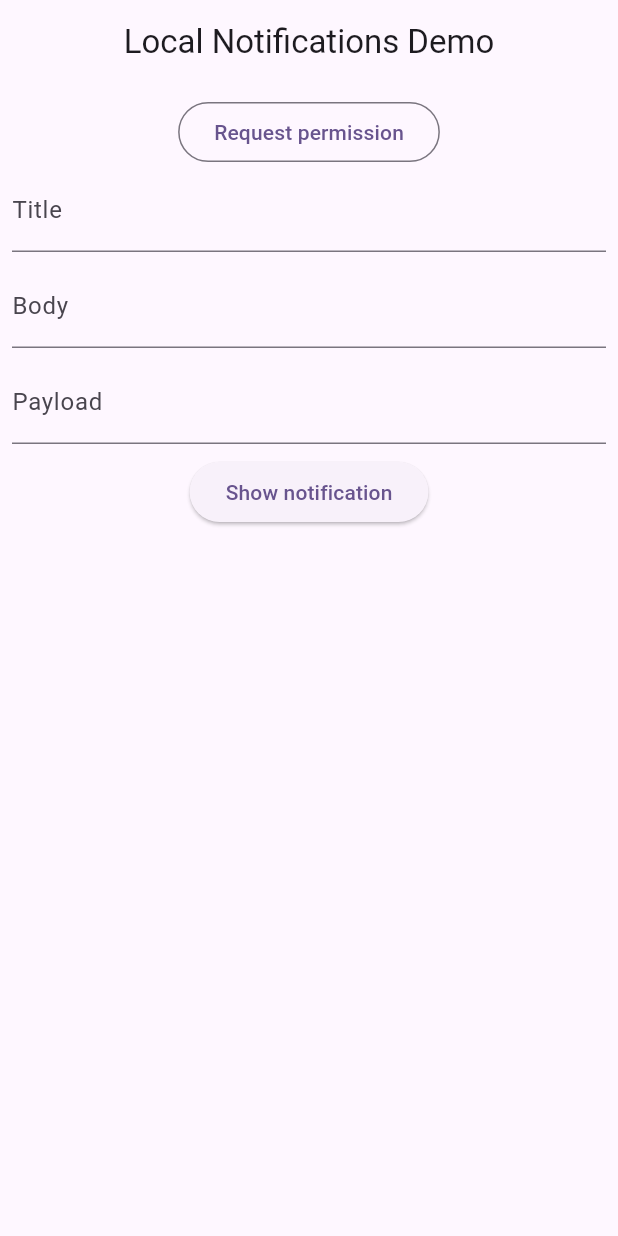
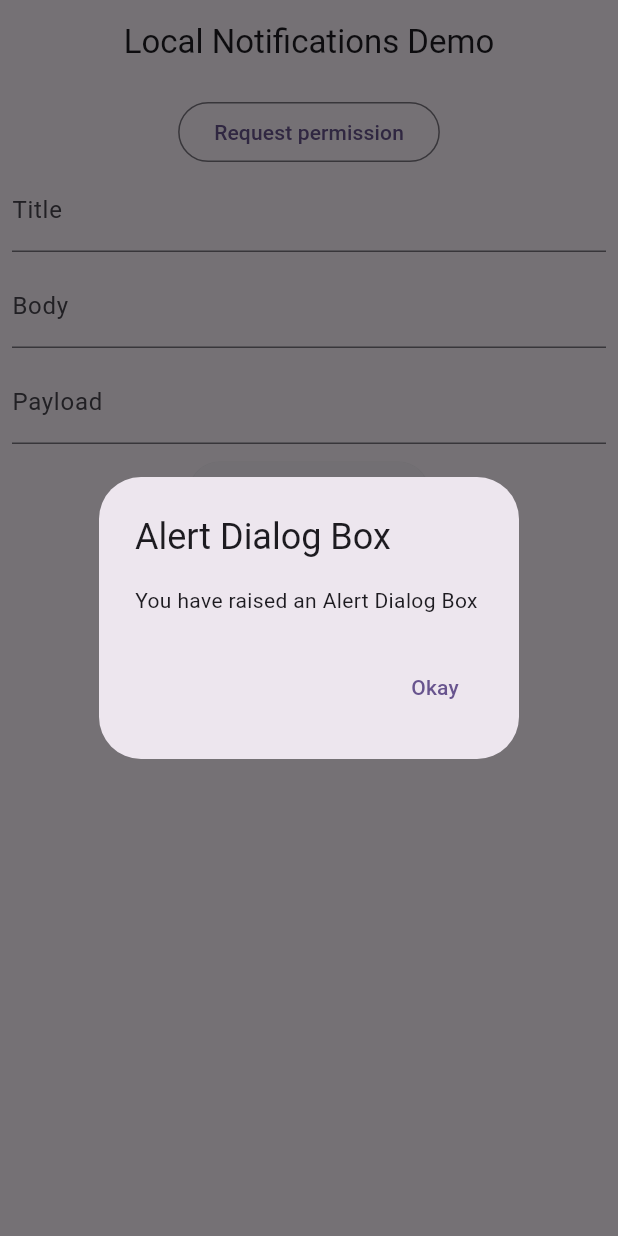
Before and after one commit to ecojust/flutter-demo, a Flutter app: the screen it shows after launch, after a tap on "Show notification", on a phone screen of 412 x 824 dp. Run offline on Flutter 3.47's test engine with Material 3 defaults, Android fonts, the phone set to English and light mode, and no system bars; our stand-ins replace awesome_notifications.

Commit message:
feat(notification_form): add alert dialog before showing notification
Add an alert dialog to confirm the notification before it is shown. This improves user experience by providing a confirmation step to prevent accidental notifications.

```diff
--- a/lib/notification_form.dart
+++ b/lib/notification_form.dart
@@ -50,7 +50,30 @@ class _NotificationFormState extends State<NotificationForm> {
           ),
           spacer,
           ElevatedButton(
+            // onPressed: () {
+            //   context.read<NotificationService>().show(
+            //     title: _titleController.text,
+            //     body: _bodyController.text,
+            //     payload: {"text": _payloadController.text},
+            //   );
+            // },
             onPressed: () {
+
+              showDialog(
+                context: context,
+                builder: (ctx) => AlertDialog(
+                    title: const Text("Alert Dialog Box"),
+                    content: const Text("You have raised an Alert Dialog Box"),
+                    actions: <Widget>[
+                      TextButton(
+                        onPressed: () {
+                          // Navigator.of(ctx).pop();
+                        },
+                        child: const Text("Okay"),
+                      ),
+                    ],
+                ),
+              );
               context.read<NotificationService>().show(
                 title: _titleController.text,
                 body: _bodyController.text,
```
